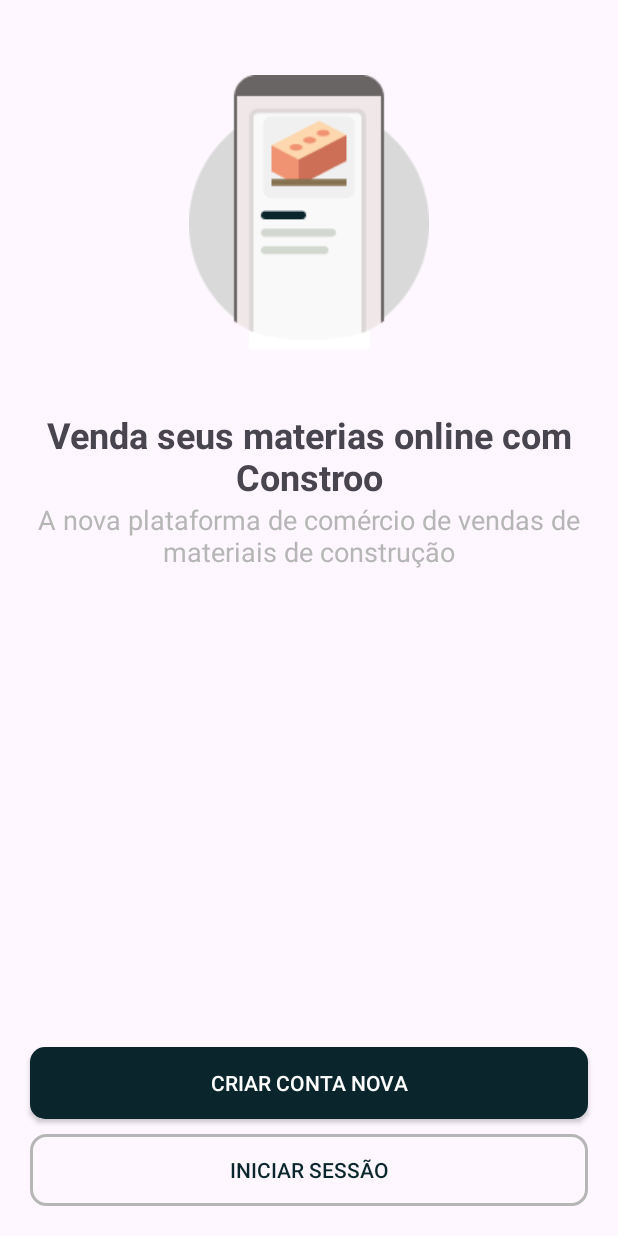
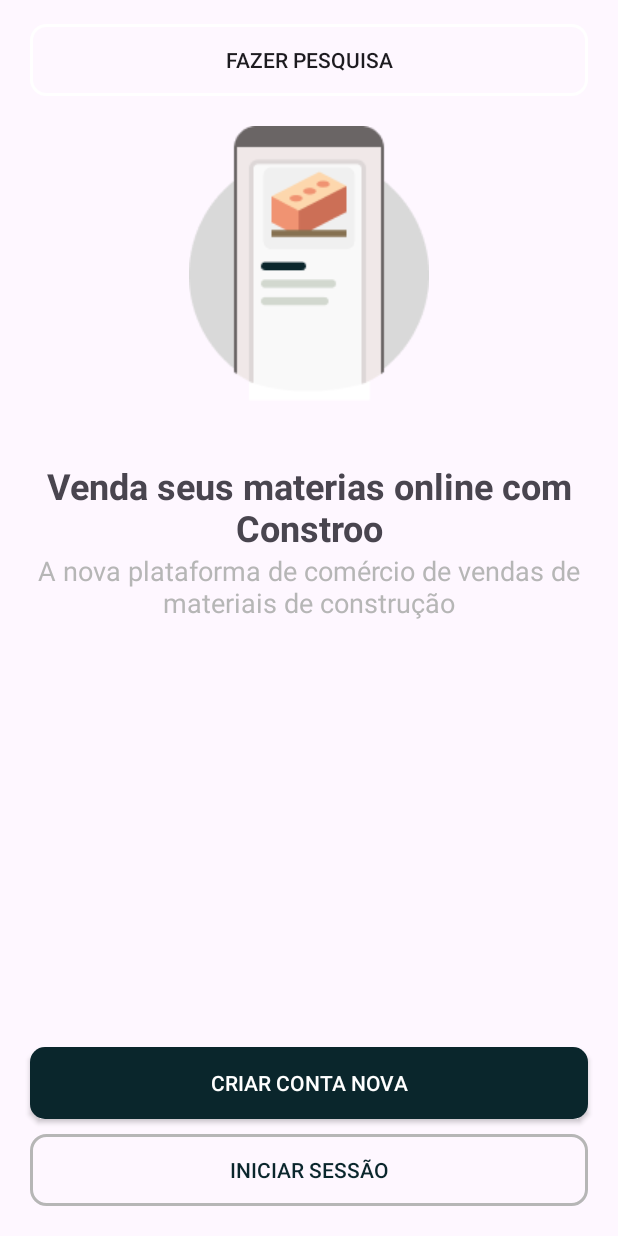
Before and after one commit to ConstrooConecta/cc-mobile-2o, an Android app: the screen it shows after launch (MainActivity), on a phone screen of 412 x 824 dp. Run offline under Robolectric (Android 15) with nearby library versions, the phone set to English and light mode, and no system bars; our stand-ins replace Firebase (no records; nobody signed in at launch, a user with empty details on screens opened directly).

Commit message:
Botão de pesquisa para potencial do aplicativo

```diff
--- a/app/src/main/AndroidManifest.xml
+++ b/app/src/main/AndroidManifest.xml
@@ -27,6 +27,9 @@
         android:supportsRtl="true"
         android:theme="@style/Theme.ConstruConecta_Interdisciplinar_Certo"
         tools:targetApi="31">
+        <activity
+            android:name=".onboarding.PesquisaPotencialApp"
+            android:exported="false" />
         <activity
             android:name=".shop.conta.MeusEnderecosActivity"
             android:exported="false" />
--- /dev/null
+++ b/app/src/main/res/drawable/invisible_input_design.xml
@@ -0,0 +1,7 @@
+<?xml version="1.0" encoding="utf-8"?>
+<shape xmlns:android="http://schemas.android.com/apk/res/android">
+    <stroke
+        android:width="2dp"
+        android:color="#FFF" />
+    <corners android:radius="10dp" />
+</shape>
--- a/app/src/main/res/layout/activity_main.xml
+++ b/app/src/main/res/layout/activity_main.xml
@@ -14,14 +14,14 @@
         android:layout_width="0dp"
         android:layout_height="wrap_content"
         android:layout_marginStart="100dp"
-        android:layout_marginTop="50dp"
+        android:layout_marginTop="20dp"
         android:layout_marginEnd="100dp"
         android:layout_marginBottom="20dp"
         android:foregroundGravity="center_vertical|center_horizontal"
         app:layout_constraintBottom_toTopOf="@+id/textView2"
         app:layout_constraintEnd_toEndOf="parent"
         app:layout_constraintStart_toStartOf="parent"
-        app:layout_constraintTop_toTopOf="parent"
+        app:layout_constraintTop_toBottomOf="@+id/btnFazerPesquisa"
         app:srcCompat="@drawable/img_tijolo_inicial" />
 
     <TextView
@@ -93,4 +93,18 @@
         app:layout_constraintEnd_toEndOf="parent"
         app:layout_constraintStart_toStartOf="parent" />
 
+    <androidx.appcompat.widget.AppCompatButton
+        android:id="@+id/btnFazerPesquisa"
+        android:layout_width="0dp"
+        android:layout_height="wrap_content"
+        android:layout_marginStart="20dp"
+        android:layout_marginTop="16dp"
+        android:layout_marginEnd="20dp"
+        android:background="@drawable/invisible_input_design"
+        android:onClick="survey"
+        android:text="fazer pesquisa"
+        app:layout_constraintEnd_toEndOf="parent"
+        app:layout_constraintStart_toStartOf="parent"
+        app:layout_constraintTop_toTopOf="parent" />
+
 </androidx.constraintlayout.widget.ConstraintLayout>
--- a/app/src/main/res/layout/fragment_home.xml
+++ b/app/src/main/res/layout/fragment_home.xml
@@ -77,7 +77,6 @@
             android:layout_height="wrap_content"
             android:layout_marginStart="20dp"
             android:layout_marginTop="10dp"
-            android:layout_marginEnd="20dp"
             android:orientation="horizontal"
             android:scrollbars="horizontal"
             android:visibility="gone"
```
Also changed, not shown: app/src/main/java/com/example/construconecta_interdisciplinar_certo/adapters/AdapterMeusEnderecos.java (+4 -5 lines), app/src/main/java/com/example/construconecta_interdisciplinar_certo/onboarding/PesquisaPotencialApp.java (added, +45 -0 lines), app/src/main/java/com/example/construconecta_interdisciplinar_certo/ui/MainActivity.java (+7 -0 lines), app/src/main/res/layout/activity_pesquisa_potencial_app.xml (added, +43 -0 lines).
